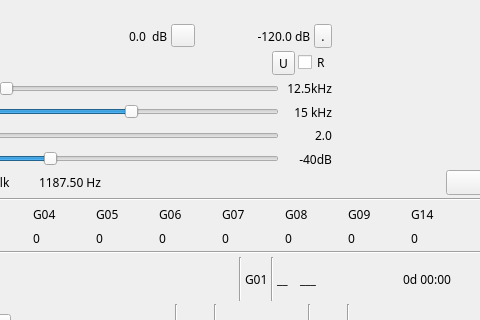
This is plugins/channelrx/demodbfm/bfmdemodgui.ui in f4exb/sdrangel as Qt 5 draws it before an edit; both pictures show x 318 to 798 and y 0 to 320 of the 798 by 472 pixel window. The edited form follows.
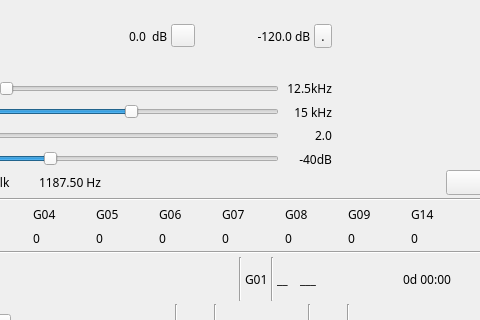
This is the edited form. Icons and pictures are not drawn. Custom widgets are drawn as their Qt base class.

Commit message: BFM demod: removed copy to UDP/RTP

```diff
--- a/plugins/channelrx/demodbfm/bfmdemodgui.ui
+++ b/plugins/channelrx/demodbfm/bfmdemodgui.ui
@@ -308,29 +308,6 @@
         </property>
        </widget>
       </item>
-      <item>
-       <widget class="ButtonSwitch" name="copyAudioToUDP">
-        <property name="toolTip">
-         <string>Copy audio to UDP</string>
-        </property>
-        <property name="text">
-         <string>U</string>
-        </property>
-        <property name="checkable">
-         <bool>true</bool>
-        </property>
-       </widget>
-      </item>
-      <item>
-       <widget class="QCheckBox" name="useRTP">
-        <property name="toolTip">
-         <string>Use RTP protocol for audio copy to UDP</string>
-        </property>
-        <property name="text">
-         <string>R</string>
-        </property>
-       </widget>
-      </item>
      </layout>
     </item>
     <item>
```
Left out of the diff: 22 changed lines with no effect on the pictures. The commit also changes 6 other files.
